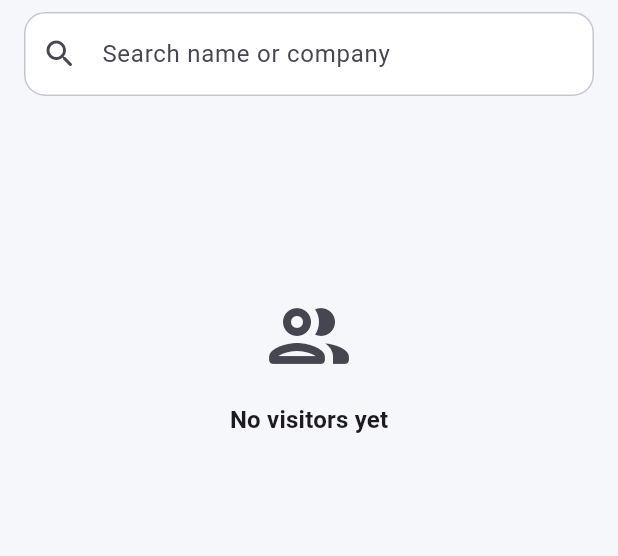
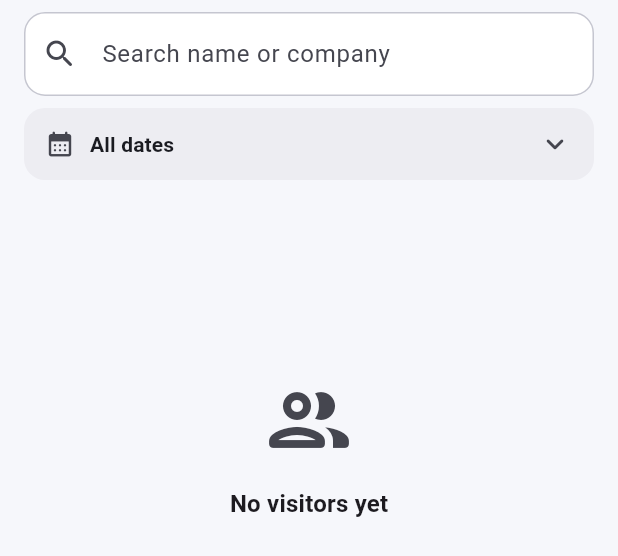
Before and after one commit to ShivanshPande19/AZIMUTH-ENTRY, a Flutter app: the OwnerVisitorsScreen widget shown alone on an empty page, opened directly, on a phone screen of 412 x 824 dp. Shown: the top 556 px of the screen. Run offline on Flutter 3.47's test engine with Material 3 defaults, Android fonts, the phone set to English and light mode, and no system bars; our stand-ins replace supabase_flutter; accounts and stored records are empty.

Commit message:
Owner: add date filter/picker; remove in-app Audit tab
- Owner register gets a date filter bar: pick any past date to see who came
  that day; a Show-all button clears it. Stats strip shows only in the
  all-dates view.
- Remove the Audit tab and screen (not needed). reveal_phone still records
  audit rows server-side; only the in-app view is gone.
- OwnerHome is now a single register screen (no bottom nav).
- Drop the unused AuditEntry model and listAudit service method.

```diff
--- a/lib/models/visitor.dart
+++ b/lib/models/visitor.dart
@@ -39,28 +39,3 @@ class Visitor {
     );
   }
 }
-
-/// One row of the phone-reveal audit log (owner-only).
-class AuditEntry {
-  final String id;
-  final String visitorId;
-  final String? visitorName;
-  final DateTime viewedAt;
-
-  const AuditEntry({
-    required this.id,
-    required this.visitorId,
-    required this.viewedAt,
-    this.visitorName,
-  });
-
-  factory AuditEntry.fromMap(Map<String, dynamic> map) {
-    final visitor = map['visitors'] as Map<String, dynamic>?;
-    return AuditEntry(
-      id: map['id'] as String,
-      visitorId: map['visitor_id'] as String,
-      visitorName: visitor?['name'] as String?,
-      viewedAt: DateTime.parse(map['viewed_at'] as String).toLocal(),
-    );
-  }
-}
--- a/lib/screens/owner/owner_visitors_screen.dart
+++ b/lib/screens/owner/owner_visitors_screen.dart
@@ -25,6 +25,7 @@ class _OwnerVisitorsScreenState extends State<OwnerVisitorsScreen> {
 
   late Future<List<Visitor>> _future;
   String _query = '';
+  DateTime? _filterDate; // null = show all dates
 
   @override
   void initState() {
@@ -146,21 +147,45 @@ class _OwnerVisitorsScreenState extends State<OwnerVisitorsScreen> {
     );
   }
 
-  List<Visitor> _filter(List<Visitor> all) {
-    if (_query.trim().isEmpty) return all;
-    final q = _query.toLowerCase();
-    return all
+  List<Visitor> _applyFilters(List<Visitor> all) {
+    var result = all;
+    if (_filterDate != null) {
+      result =
+          result.where((v) => isSameDay(v.entryTime, _filterDate!)).toList();
+    }
+    final q = _query.trim().toLowerCase();
+    if (q.isNotEmpty) {
+      result = result
           .where((v) =>
               v.name.toLowerCase().contains(q) ||
               (v.company ?? '').toLowerCase().contains(q))
           .toList();
     }
+    return result;
+  }
+
+  Future<void> _pickFilterDate() async {
+    final now = DateTime.now();
+    final picked = await showDatePicker(
+      context: context,
+      initialDate: _filterDate ?? now,
+      firstDate: DateTime(now.year - 3),
+      lastDate: now,
+      helpText: 'Show visitors on',
+    );
+    if (picked != null && mounted) {
+      setState(() => _filterDate = picked);
+    }
+  }
+
+  void _clearFilterDate() => setState(() => _filterDate = null);
 
   /// Flatten the visitor list into a stats header + per-day sections.
-  List<_Row> _buildRows(List<Visitor> list) {
+  List<_Row> _buildRows(List<Visitor> list, {required bool showStats}) {
     final now = DateTime.now();
     final rows = <_Row>[];
 
+    if (showStats) {
       final todayCount = list.where((v) => isSameDay(v.entryTime, now)).length;
       final insideCount = list.where((v) => v.isInside).length;
       rows.add(_StatsRow(
@@ -168,6 +193,7 @@ class _OwnerVisitorsScreenState extends State<OwnerVisitorsScreen> {
         inside: insideCount,
         total: list.length,
       ));
+    }
 
     // Count per day for the header badges.
     final counts = <DateTime, int>{};
@@ -218,6 +244,11 @@ class _OwnerVisitorsScreenState extends State<OwnerVisitorsScreen> {
             ),
           ),
         ),
+        _DateFilterBar(
+          date: _filterDate,
+          onPick: _pickFilterDate,
+          onClear: _clearFilterDate,
+        ),
         Expanded(
           child: RefreshIndicator(
             onRefresh: () async => _reload(),
@@ -231,11 +262,14 @@ class _OwnerVisitorsScreenState extends State<OwnerVisitorsScreen> {
                   return _ErrorView(
                       message: '${snapshot.error}', onRetry: _reload);
                 }
-                final list = _filter(snapshot.data ?? []);
+                final list = _applyFilters(snapshot.data ?? []);
                 if (list.isEmpty) {
-                  return _EmptyView(searching: _query.trim().isNotEmpty);
+                  return _EmptyView(
+                    searching: _query.trim().isNotEmpty,
+                    dateFiltered: _filterDate != null,
+                  );
                 }
-                final rows = _buildRows(list);
+                final rows = _buildRows(list, showStats: _filterDate == null);
                 return ListView.builder(
                   padding: const EdgeInsets.fromLTRB(16, 4, 16, 28),
                   itemCount: rows.length,
@@ -296,6 +330,80 @@ class _HeaderRow extends _Row {
 class _VisitorRow extends _Row {
   const _VisitorRow(this.visitor);
   final Visitor visitor;
+}
+
+// ---- Date filter bar -------------------------------------------------------
+class _DateFilterBar extends StatelessWidget {
+  const _DateFilterBar(
+      {required this.date, required this.onPick, required this.onClear});
+  final DateTime? date;
+  final VoidCallback onPick;
+  final VoidCallback onClear;
+
+  @override
+  Widget build(BuildContext context) {
+    final scheme = Theme.of(context).colorScheme;
+    final active = date != null;
+    return Padding(
+      padding: const EdgeInsets.fromLTRB(16, 0, 16, 8),
+      child: Row(
+        children: [
+          Expanded(
+            child: Material(
+              color: active
+                  ? scheme.primary.withValues(alpha: 0.10)
+                  : scheme.surfaceContainerHighest.withValues(alpha: 0.5),
+              borderRadius: BorderRadius.circular(14),
+              child: InkWell(
+                borderRadius: BorderRadius.circular(14),
+                onTap: onPick,
+                child: Padding(
+                  padding: const EdgeInsets.symmetric(
+                      horizontal: 14, vertical: 12),
+                  child: Row(
+                    children: [
+                      Icon(Icons.calendar_month_rounded,
+                          size: 20,
+                          color: active
+                              ? scheme.primary
+                              : scheme.onSurfaceVariant),
+                      const SizedBox(width: 10),
+                      Expanded(
+                        child: Text(
+                          active ? relativeDayLabel(date!) : 'All dates',
+                          maxLines: 1,
+                          overflow: TextOverflow.ellipsis,
+                          style: Theme.of(context)
+                              .textTheme
+                              .titleSmall
+                              ?.copyWith(
+                                fontWeight: FontWeight.w600,
+                                color: active
+                                    ? scheme.primary
+                                    : scheme.onSurface,
+                              ),
+                        ),
+                      ),
+                      Icon(Icons.expand_more_rounded,
+                          color: scheme.onSurfaceVariant),
+                    ],
+                  ),
+                ),
+              ),
+            ),
+          ),
+          if (active) ...[
+            const SizedBox(width: 8),
+            IconButton.filledTonal(
+              tooltip: 'Show all dates',
+              onPressed: onClear,
+              icon: const Icon(Icons.close_rounded),
+            ),
+          ],
+        ],
+      ),
+    );
+  }
 }
 
 // ---- Summary strip ---------------------------------------------------------
@@ -590,26 +698,35 @@ class _Avatar extends StatelessWidget {
 }
 
 class _EmptyView extends StatelessWidget {
-  const _EmptyView({required this.searching});
+  const _EmptyView({required this.searching, this.dateFiltered = false});
   final bool searching;
+  final bool dateFiltered;
 
   @override
   Widget build(BuildContext context) {
     final scheme = Theme.of(context).colorScheme;
+    final IconData icon;
+    final String message;
+    if (searching) {
+      icon = Icons.search_off_rounded;
+      message = 'No matching visitors';
+    } else if (dateFiltered) {
+      icon = Icons.event_busy_rounded;
+      message = 'No visitors on this date';
+    } else {
+      icon = Icons.people_outline_rounded;
+      message = 'No visitors yet';
+    }
     return ListView(
       children: [
         const SizedBox(height: 120),
         Center(
-          child: Icon(
-            searching ? Icons.search_off_rounded : Icons.people_outline_rounded,
-            size: 64,
-            color: scheme.onSurfaceVariant,
-          ),
+          child: Icon(icon, size: 64, color: scheme.onSurfaceVariant),
         ),
         const SizedBox(height: 12),
         Center(
           child: Text(
-            searching ? 'No matching visitors' : 'No visitors yet',
+            message,
             style: Theme.of(context).textTheme.titleMedium,
           ),
         ),
```
Also changed, not shown: lib/screens/owner/audit_screen.dart (deleted, +0 -153 lines), lib/screens/owner/owner_home.dart (+8 -32 lines), lib/services/visitor_service.dart (+2 -11 lines). Lines whose indentation alone changed are shown as unchanged.
